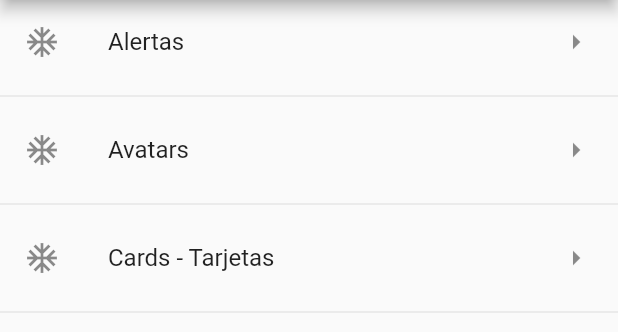
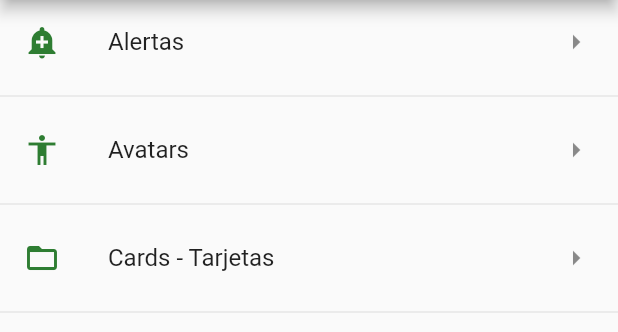
Before and after one commit to shamuelxd4/proyecto_2_flutter, a Flutter app: the screen it shows after launch, on a phone screen of 412 x 824 dp, the part 84-416 px from its top. Run offline on Flutter 3.47's test engine with Material 2 defaults, Android fonts, the phone set to English and light mode, and no system bars.

Commit message:
manejo de icono_string_util

```diff
--- a/lib/src/page/home_page.dart
+++ b/lib/src/page/home_page.dart
@@ -1,5 +1,6 @@
 import 'package:flutter/material.dart';
 import 'package:proy_2/src/providers/menu_provider.dart';
+import 'package:proy_2/src/utils/icono_string_util.dart';
 
 class HomePage extends StatelessWidget {
 
@@ -41,7 +42,7 @@ class HomePage extends StatelessWidget {
 
       final widgetTemp = ListTile(
         title: Text(element['texto']),
-        leading: Icon(Icons.ac_unit),
+        leading: getIcon(element['icon']),
         trailing: Icon(Icons.arrow_right),
         onTap: () {
 
--- /dev/null
+++ b/lib/src/utils/icono_string_util.dart
@@ -0,0 +1,12 @@
+import 'package:flutter/material.dart';
+
+final _icons = <String, IconData>{
+  'add_alert'     : Icons.add_alert,
+  'accessibility' : Icons.accessibility,
+  'folder_open'   : Icons.folder_open,
+};
+
+
+Icon getIcon( String nobreIcono ){
+  return Icon( _icons[nobreIcono], color: Colors.green[800], );
+}
```
